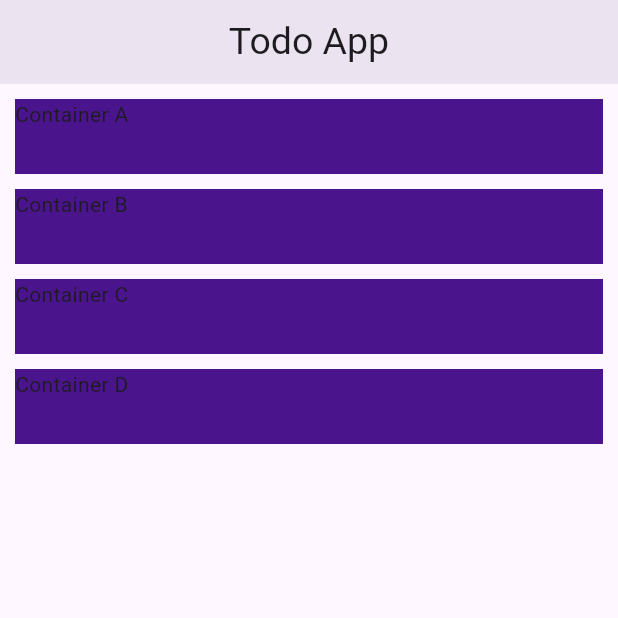
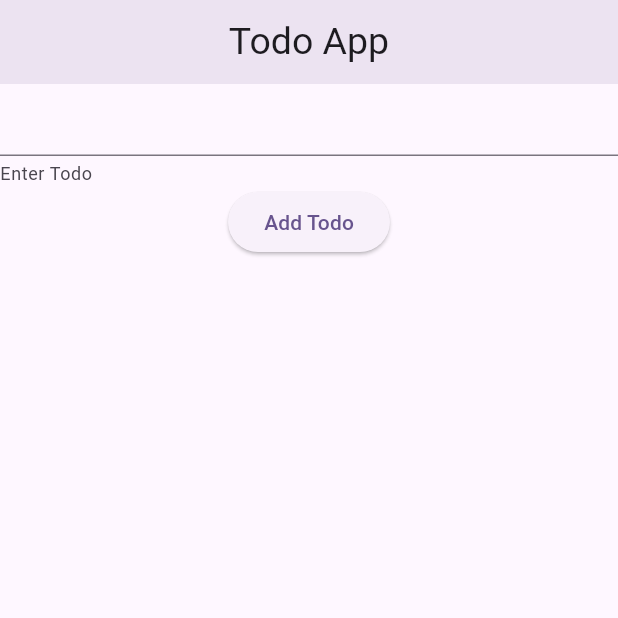
Before and after one commit to jmdotdev/Flutter_Series, a Flutter app: the screen it shows after launch, on a phone screen of 412 x 824 dp, the top half of it. Run offline on Flutter 3.47's test engine with Material 3 defaults, Android fonts, the light colour scheme and no system bars.

Commit message:
Feat: Add Tasks ListView

```diff
--- a/todo/lib/main.dart
+++ b/todo/lib/main.dart
@@ -30,6 +30,9 @@ class Home extends StatefulWidget {
 }
 
 class _HomeState extends State<Home> {
+  final GlobalKey<FormState> _formKey = GlobalKey<FormState>();
+  final TextEditingController _titleController = TextEditingController();
+  List<String> _tasks = [];
   @override
   Widget build(BuildContext context) {
     return Scaffold(
@@ -38,47 +41,38 @@ class _HomeState extends State<Home> {
         title: const Text("Todo App", style: TextStyle(fontSize: 25)),
         elevation: 8,
       ),
-      body: Container(
-        child: Column(
-          children: <Widget>[
-            ListView(
-              shrinkWrap: true,
-              padding: const EdgeInsets.all(10),
-              children: <Widget>[
-                Container(
-                  height: 50,
-                  color: Colors.purple[900],
-                  child: const Text("Container A"),
-                ),
-                const SizedBox(
-                  height: 10,
-                ),
-                Container(
-                  height: 50,
-                  color: Colors.purple[900],
-                  child: const Text("Container B"),
-                ),
-                const SizedBox(
-                  height: 10,
-                ),
-                Container(
-                  height: 50,
-                  color: Colors.purple[900],
-                  child: const Text("Container C"),
-                ),
-                const SizedBox(
-                  height: 10,
-                ),
-                Container(
-                  height: 50,
-                  color: Colors.purple[900],
-                  child: const Text("Container D"),
-                )
-              ],
-            )
-          ],
-        ),
-      ),
+      body: Form(
+          key: _formKey,
+          child: Column(
+            children: <Widget>[
+              TextFormField(
+                controller: _titleController,
+                decoration: const InputDecoration(helperText: "Enter Todo"),
+                validator: (value) {
+                  if (value == null || value.isEmpty) {
+                    return "Please Add A Task";
+                  }
+                  return null;
+                },
+              ),
+              ElevatedButton(
+                  onPressed: () {
+                    setState(() {
+                      _tasks.add(_titleController.text);
+                      _titleController.clear();
+                    });
+                  },
+                  child: const Text("Add Todo")),
+              Expanded(
+                  child: ListView.builder(
+                      itemCount: _tasks.length,
+                      itemBuilder: (BuildContext context, int index) {
+                        return ListTile(
+                          leading: Text(_tasks[index]),
+                        );
+                      })),
+            ],
+          )),
     );
   }
 }
```
